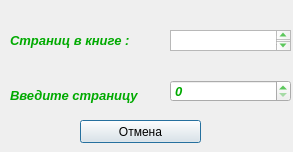
The window that dialog.ui (artempal/reader) describes before a commit, drawn with Qt 5.
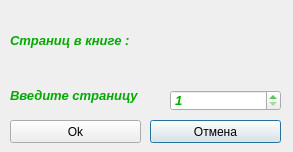
The same window after the commit.

```diff
--- a/dialog.ui
+++ b/dialog.ui
@@ -16,9 +16,9 @@
   <widget class="QPushButton" name="Close">
    <property name="geometry">
     <rect>
-     <x>80</x>
+     <x>150</x>
      <y>120</y>
-     <width>121</width>
+     <width>131</width>
      <height>23</height>
     </rect>
    </property>
@@ -50,27 +50,6 @@
     <string>Введите страницу</string>
    </property>
   </widget>
-  <widget class="QSpinBox" name="spinBox">
-   <property name="geometry">
-    <rect>
-     <x>170</x>
-     <y>80</y>
-     <width>121</width>
-     <height>22</height>
-    </rect>
-   </property>
-   <property name="font">
-    <font>
-     <pointsize>10</pointsize>
-     <weight>75</weight>
-     <italic>true</italic>
-     <bold>true</bold>
-    </font>
-   </property>
-   <property name="styleSheet">
-    <string notr="true">color: rgb(0, 170, 0);</string>
-   </property>
-  </widget>
   <widget class="QLabel" name="label">
    <property name="geometry">
     <rect>
@@ -95,17 +74,60 @@
     <string>Страниц в книге :</string>
    </property>
   </widget>
-  <widget class="QTextEdit" name="textEdit">
+  <widget class="QLabel" name="AllPages">
    <property name="geometry">
     <rect>
      <x>170</x>
      <y>30</y>
-     <width>121</width>
+     <width>111</width>
      <height>21</height>
     </rect>
+   </property>
+   <property name="text">
+    <string/>
+   </property>
+  </widget>
+  <widget class="QSpinBox" name="spinBox">
+   <property name="geometry">
+    <rect>
+     <x>170</x>
+     <y>90</y>
+     <width>111</width>
+     <height>21</height>
+    </rect>
+   </property>
+   <property name="font">
+    <font>
+     <pointsize>10</pointsize>
+     <weight>75</weight>
+     <italic>true</italic>
+     <bold>true</bold>
+    </font>
    </property>
    <property name="styleSheet">
     <string notr="true">color: rgb(0, 170, 0);</string>
+   </property>
+   <property name="minimum">
+    <number>1</number>
+   </property>
+   <property name="maximum">
+    <number>9999</number>
+   </property>
+  </widget>
+  <widget class="QPushButton" name="Ok">
+   <property name="enabled">
+    <bool>true</bool>
+   </property>
+   <property name="geometry">
+    <rect>
+     <x>10</x>
+     <y>120</y>
+     <width>131</width>
+     <height>23</height>
+    </rect>
+   </property>
+   <property name="text">
+    <string>Ok</string>
    </property>
   </widget>
  </widget>
```
